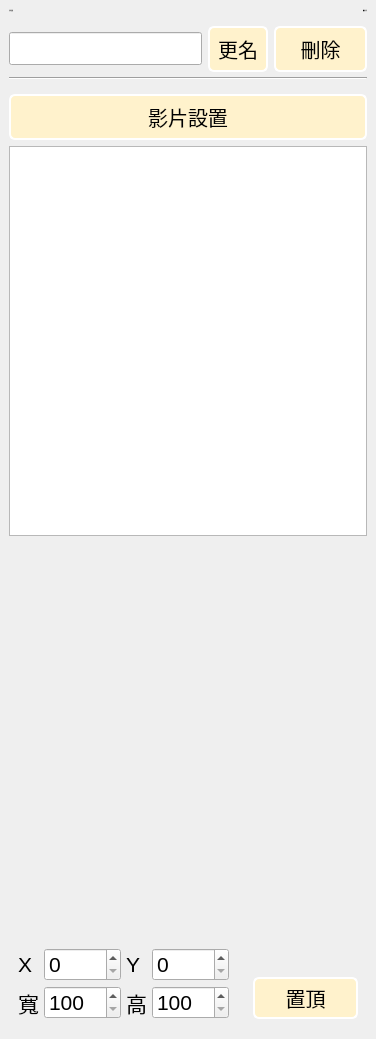
First picture: the form in src/ActiveManager/LayerEditor.ui, repository roger0816/BoardT, before the edit.
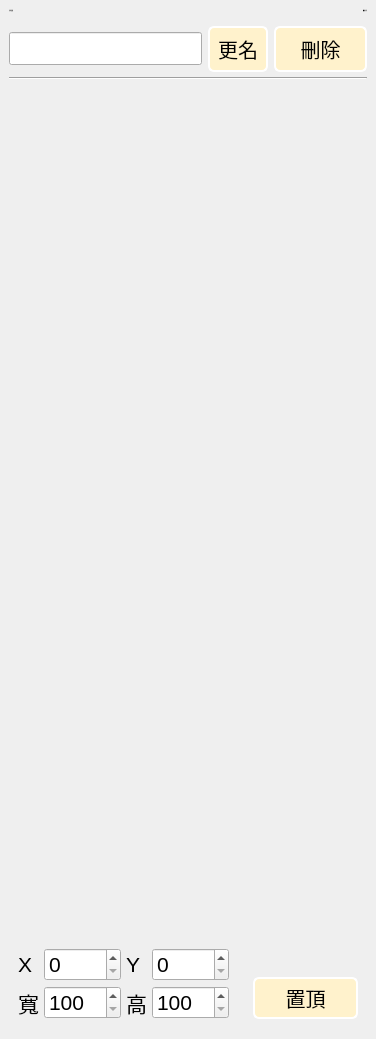
Second picture: the form after the edit. The open tabs and pages were chosen to show the change. Custom widgets are drawn as their Qt base class.

The edit to the form file:
```diff
--- a/src/ActiveManager/LayerEditor.ui
+++ b/src/ActiveManager/LayerEditor.ui
@@ -321,55 +321,8 @@
         <widget class="EditPic" name="pagePic">
          <layout class="QGridLayout" name="gridLayout_7"/>
         </widget>
-        <widget class="QWidget" name="pageVideo">
-         <layout class="QGridLayout" name="gridLayout_9">
-          <item row="0" column="0">
-           <widget class="QPushButton" name="btnVideoSet">
-            <property name="minimumSize">
-             <size>
-              <width>96</width>
-              <height>42</height>
-             </size>
-            </property>
-            <property name="font">
-             <font>
-              <pointsize>-1</pointsize>
-              <weight>50</weight>
-              <italic>false</italic>
-              <bold>false</bold>
-             </font>
-            </property>
-            <property name="text">
-             <string>影片設置</string>
-            </property>
-           </widget>
-          </item>
-          <item row="2" column="0">
-           <spacer name="verticalSpacer_2">
-            <property name="orientation">
-             <enum>Qt::Vertical</enum>
-            </property>
-            <property name="sizeHint" stdset="0">
-             <size>
-              <width>20</width>
-              <height>372</height>
-             </size>
-            </property>
-           </spacer>
-          </item>
-          <item row="1" column="0">
-           <widget class="QTextEdit" name="txtPlayList">
-            <property name="font">
-             <font>
-              <pointsize>12</pointsize>
-             </font>
-            </property>
-            <property name="readOnly">
-             <bool>true</bool>
-            </property>
-           </widget>
-          </item>
-         </layout>
+        <widget class="EditVideo" name="pageVideo">
+         <layout class="QGridLayout" name="gridLayout_9"/>
         </widget>
         <widget class="EditMar" name="pageMar"/>
         <widget class="QWidget" name="pageQr">
@@ -681,6 +634,12 @@
    <header>EditPic.h</header>
    <container>1</container>
   </customwidget>
+  <customwidget>
+   <class>EditVideo</class>
+   <extends>QWidget</extends>
+   <header>EditVideo.h</header>
+   <container>1</container>
+  </customwidget>
  </customwidgets>
  <resources/>
  <connections/>
```
Left out of the diff: 2 changed lines with no effect on the pictures.
